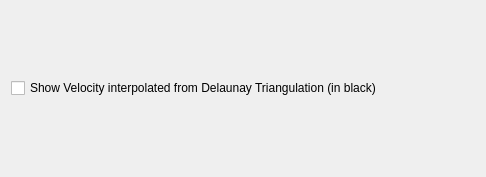
Before: the Qt Designer form src/qt-widgets/VelocityFieldCalculatorLayerOptionsWidgetUi.ui in GPlates/GPlates, drawn with Qt 5.
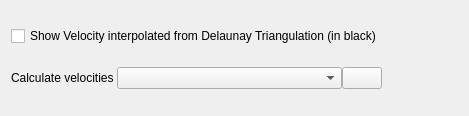
After: the same form once the commit is applied. Icons and pictures are not drawn.

Commit message: (trunk) Added velocity method combobox to velocity layer to choose between calculating velocities by plate id or on surfaces.

What changed in the file:
```diff
--- a/src/qt-widgets/VelocityFieldCalculatorLayerOptionsWidgetUi.ui
+++ b/src/qt-widgets/VelocityFieldCalculatorLayerOptionsWidgetUi.ui
@@ -6,8 +6,8 @@
    <rect>
     <x>0</x>
     <y>0</y>
-    <width>486</width>
-    <height>177</height>
+    <width>469</width>
+    <height>116</height>
    </rect>
   </property>
   <property name="windowTitle">
@@ -23,6 +23,44 @@
        </property>
       </widget>
      </item>
+     <item>
+      <layout class="QHBoxLayout" name="horizontalLayout_2">
+       <property name="spacing">
+        <number>0</number>
+       </property>
+       <item>
+        <widget class="QLabel" name="solve_velocities_method_label">
+         <property name="text">
+          <string>Calculate velocities </string>
+         </property>
+        </widget>
+       </item>
+       <item>
+        <widget class="QComboBox" name="solve_velocities_method_combobox">
+         <property name="sizePolicy">
+          <sizepolicy hsizetype="Expanding" vsizetype="Fixed">
+           <horstretch>0</horstretch>
+           <verstretch>0</verstretch>
+          </sizepolicy>
+         </property>
+        </widget>
+       </item>
+       <item>
+        <widget class="QPushButton" name="push_button_help_solve_velocities_method">
+         <property name="toolTip">
+          <string>What does this mean?</string>
+         </property>
+         <property name="text">
+          <string/>
+         </property>
+         <property name="icon">
+          <iconset resource="../qt-resources/qt_widgets.qrc">
+           <normaloff>:/human_help_browser_16.png</normaloff>:/human_help_browser_16.png</iconset>
+         </property>
+        </widget>
+       </item>
+      </layout>
+     </item>
     </layout>
    </item>
    <item>
```
The commit also changes 6 other files.
